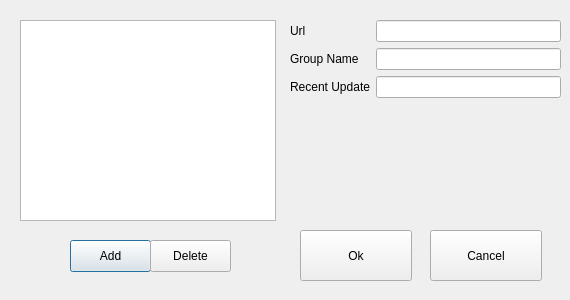
Qt form ui/subscribedialog.ui (Trojan-Qt5/Trojan-Qt5) before a commit.
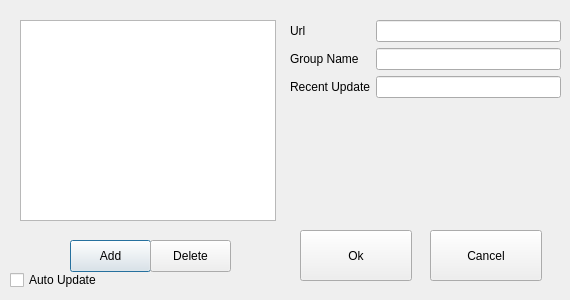
The same form after that commit.

Patch:
```diff
--- a/ui/subscribedialog.ui
+++ b/ui/subscribedialog.ui
@@ -137,6 +137,19 @@
     </rect>
    </property>
   </widget>
+  <widget class="QCheckBox" name="checkBox">
+   <property name="geometry">
+    <rect>
+     <x>10</x>
+     <y>270</y>
+     <width>101</width>
+     <height>20</height>
+    </rect>
+   </property>
+   <property name="text">
+    <string>Auto Update</string>
+   </property>
+  </widget>
  </widget>
  <resources/>
  <connections>
```
